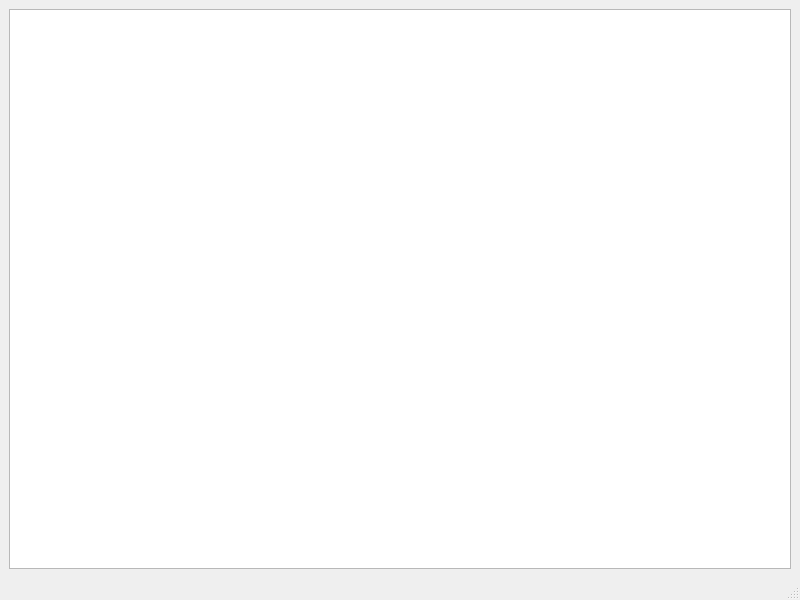
kamil1234567891011121314151617181920/coffee, file main.ui: the form before one commit.
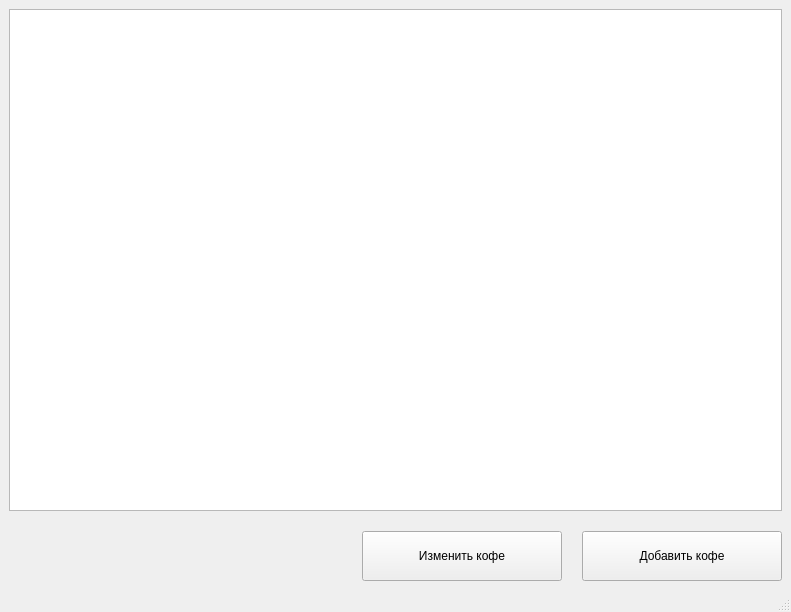
The form after the commit.

What changed in the file:
```diff
--- a/main.ui
+++ b/main.ui
@@ -6,8 +6,8 @@
    <rect>
     <x>0</x>
     <y>0</y>
-    <width>800</width>
-    <height>600</height>
+    <width>791</width>
+    <height>612</height>
    </rect>
   </property>
   <property name="windowTitle">
@@ -17,9 +17,67 @@
    <string notr="true">* {font: 15pt &quot;MS Shell Dlg 2&quot;;}</string>
   </property>
   <widget class="QWidget" name="centralwidget">
-   <layout class="QHBoxLayout" name="horizontalLayout">
-    <item>
-     <widget class="QTableWidget" name="table"/>
+   <layout class="QGridLayout" name="gridLayout_2">
+    <item row="0" column="0">
+     <layout class="QGridLayout" name="gridLayout">
+      <property name="spacing">
+       <number>20</number>
+      </property>
+      <item row="2" column="0">
+       <spacer name="horizontalSpacer">
+        <property name="orientation">
+         <enum>Qt::Horizontal</enum>
+        </property>
+        <property name="sizeHint" stdset="0">
+         <size>
+          <width>40</width>
+          <height>20</height>
+         </size>
+        </property>
+       </spacer>
+      </item>
+      <item row="1" column="0" colspan="3">
+       <widget class="QTableWidget" name="table"/>
+      </item>
+      <item row="2" column="2">
+       <widget class="QPushButton" name="add_btn">
+        <property name="minimumSize">
+         <size>
+          <width>200</width>
+          <height>50</height>
+         </size>
+        </property>
+        <property name="maximumSize">
+         <size>
+          <width>200</width>
+          <height>50</height>
+         </size>
+        </property>
+        <property name="text">
+         <string>Добавить кофе</string>
+        </property>
+       </widget>
+      </item>
+      <item row="2" column="1">
+       <widget class="QPushButton" name="change_btn">
+        <property name="minimumSize">
+         <size>
+          <width>200</width>
+          <height>50</height>
+         </size>
+        </property>
+        <property name="maximumSize">
+         <size>
+          <width>200</width>
+          <height>50</height>
+         </size>
+        </property>
+        <property name="text">
+         <string>Изменить кофе</string>
+        </property>
+       </widget>
+      </item>
+     </layout>
     </item>
    </layout>
   </widget>
```
Left out of the diff: 2 changed lines with no effect on the pictures.
